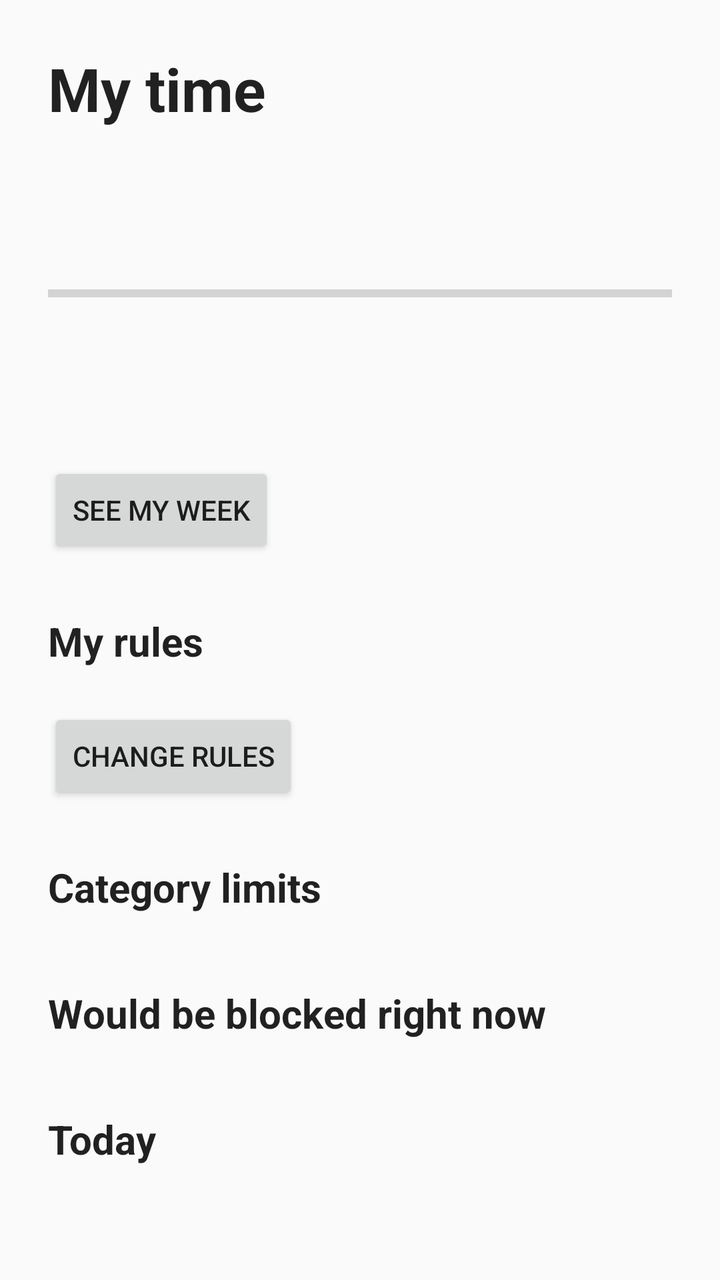
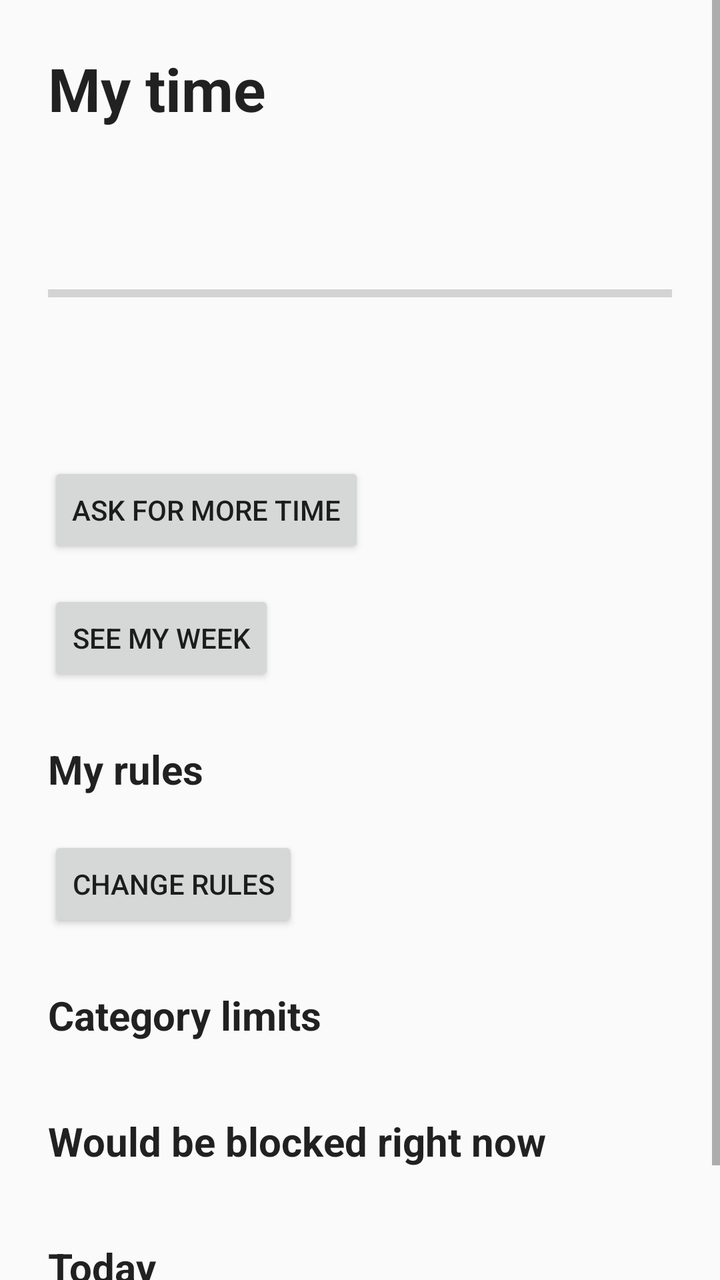

Compare the two renders of this Android layout. The source of the first and the diff that turns it into the second are given below.
<!-- AndroidManifest.xml: application theme Theme.AppCompat.DayNight.NoActionBar -->
<!-- res/layout/activity_home.xml -->
<?xml version="1.0" encoding="utf-8"?>
<ScrollView xmlns:android="http://schemas.android.com/apk/res/android"
    android:layout_width="match_parent"
    android:layout_height="match_parent"
    android:fillViewport="true">

    <LinearLayout
        android:layout_width="match_parent"
        android:layout_height="wrap_content"
        android:orientation="vertical"
        android:padding="@dimen/screen_padding">

        <TextView
            android:layout_width="wrap_content"
            android:layout_height="wrap_content"
            android:text="@string/home_title"
            android:textAppearance="@style/TextAppearance.Dementor.Title" />

        
        <LinearLayout
            android:id="@+id/permission_card"
            android:layout_width="match_parent"
            android:layout_height="wrap_content"
            android:layout_marginTop="@dimen/space_xl"
            android:background="?android:attr/colorBackgroundFloating"
            android:orientation="vertical"
            android:padding="@dimen/space_lg"
            android:visibility="gone">

            <TextView
                android:layout_width="wrap_content"
                android:layout_height="wrap_content"
                android:text="@string/home_permission_title"
                android:textAppearance="@style/TextAppearance.Dementor.Subtitle" />

            <TextView
                android:layout_width="match_parent"
                android:layout_height="wrap_content"
                android:layout_marginTop="@dimen/space_xs"
                android:text="@string/home_permission_body"
                android:textAppearance="@style/TextAppearance.Dementor.Body" />

            <Button
                android:id="@+id/permission_button"
                android:layout_width="wrap_content"
                android:layout_height="wrap_content"
                android:layout_marginTop="@dimen/space_md"
                android:text="@string/home_permission_button" />
        </LinearLayout>

        <LinearLayout
            android:id="@+id/summary_card"
            android:layout_width="match_parent"
            android:layout_height="wrap_content"
            android:layout_marginTop="@dimen/space_xl"
            android:orientation="vertical">

            <TextView
                android:id="@+id/headline"
                android:layout_width="wrap_content"
                android:layout_height="wrap_content"
                android:textAppearance="@style/TextAppearance.Dementor.Display" />

            <ProgressBar
                android:id="@+id/budget_bar"
                style="?android:attr/progressBarStyleHorizontal"
                android:layout_width="match_parent"
                android:layout_height="@dimen/budget_bar_height"
                android:layout_marginTop="@dimen/space_md"
                android:max="100" />

            <TextView
                android:id="@+id/subline"
                android:layout_width="wrap_content"
                android:layout_height="wrap_content"
                android:layout_marginTop="@dimen/space_sm"
                android:textAppearance="@style/TextAppearance.Dementor.Body" />

            <TextView
                android:id="@+id/mode_note"
                android:layout_width="match_parent"
                android:layout_height="wrap_content"
                android:layout_marginTop="@dimen/space_lg"
                android:textAppearance="@style/TextAppearance.Dementor.Caption"
                android:textStyle="italic" />
        </LinearLayout>

        <Button
            android:id="@+id/open_week"
            android:layout_width="wrap_content"
            android:layout_height="wrap_content"
            android:layout_marginTop="@dimen/space_lg"
            android:text="@string/home_open_week" />

        <TextView
            android:layout_width="wrap_content"
            android:layout_height="wrap_content"
            android:layout_marginTop="@dimen/section_spacing"
            android:text="@string/home_rules_header"
            android:textAppearance="@style/TextAppearance.Dementor.Section" />

        <LinearLayout
            android:id="@+id/rules_list"
            android:layout_width="match_parent"
            android:layout_height="wrap_content"
            android:layout_marginTop="@dimen/space_sm"
            android:orientation="vertical" />

        <Button
            android:id="@+id/edit_rules"
            android:layout_width="wrap_content"
            android:layout_height="wrap_content"
            android:layout_marginTop="@dimen/space_md"
            android:text="@string/home_edit_rules" />

        <TextView
            android:layout_width="wrap_content"
            android:layout_height="wrap_content"
            android:layout_marginTop="@dimen/section_spacing"
            android:text="@string/home_categories_header"
            android:textAppearance="@style/TextAppearance.Dementor.Section" />

        <LinearLayout
            android:id="@+id/category_budgets"
            android:layout_width="match_parent"
            android:layout_height="wrap_content"
            android:layout_marginTop="@dimen/space_sm"
            android:orientation="vertical" />

        <TextView
            android:layout_width="wrap_content"
            android:layout_height="wrap_content"
            android:layout_marginTop="@dimen/section_spacing"
            android:text="@string/home_would_block_header"
            android:textAppearance="@style/TextAppearance.Dementor.Section" />

        <LinearLayout
            android:id="@+id/blocked_list"
            android:layout_width="match_parent"
            android:layout_height="wrap_content"
            android:layout_marginTop="@dimen/space_sm"
            android:orientation="vertical" />

        <TextView
            android:layout_width="wrap_content"
            android:layout_height="wrap_content"
            android:layout_marginTop="@dimen/section_spacing"
            android:text="@string/home_apps_header"
            android:textAppearance="@style/TextAppearance.Dementor.Section" />

        <LinearLayout
            android:id="@+id/app_list"
            android:layout_width="match_parent"
            android:layout_height="wrap_content"
            android:layout_marginTop="@dimen/space_sm"
            android:layout_marginBottom="@dimen/screen_padding"
            android:orientation="vertical" />
    </LinearLayout>
</ScrollView>
<!-- resources referenced by this layout -->
<resources>
  <dimen name="budget_bar_height">10dp</dimen>
  <dimen name="screen_padding">24dp</dimen>
  <dimen name="section_spacing">28dp</dimen>
  <dimen name="space_lg">16dp</dimen>
  <dimen name="space_md">12dp</dimen>
  <dimen name="space_sm">8dp</dimen>
  <dimen name="space_xl">20dp</dimen>
  <dimen name="space_xs">6dp</dimen>
  <string name="home_apps_header">Today</string>
  <string name="home_categories_header">Category limits</string>
  <string name="home_edit_rules">Change rules</string>
  <string name="home_open_week">See my week</string>
  <string name="home_permission_body">Dementor Watch needs usage access to measure screen time. Find Dementor Watch in the list on the next screen and turn it on.</string>
  <string name="home_permission_button">Open settings</string>
  <string name="home_permission_title">One thing left to do</string>
  <string name="home_rules_header">My rules</string>
  <string name="home_title">My time</string>
  <string name="home_would_block_header">Would be blocked right now</string>
  <style name="TextAppearance.Dementor.Body" parent="TextAppearance.AppCompat">
          <item name="android:textSize">15sp</item>
      </style>
  <style name="TextAppearance.Dementor.Caption" parent="TextAppearance.AppCompat">
          <item name="android:textSize">14sp</item>
      </style>
  <style name="TextAppearance.Dementor.Display" parent="TextAppearance.AppCompat">
          <item name="android:textSize">34sp</item>
          <item name="android:textStyle">bold</item>
      </style>
  <style name="TextAppearance.Dementor.Section" parent="TextAppearance.AppCompat">
          <item name="android:textSize">20sp</item>
          <item name="android:textStyle">bold</item>
      </style>
  <style name="TextAppearance.Dementor.Subtitle" parent="TextAppearance.AppCompat">
          <item name="android:textSize">18sp</item>
          <item name="android:textStyle">bold</item>
      </style>
  <style name="TextAppearance.Dementor.Title" parent="TextAppearance.AppCompat">
          <item name="android:textSize">30sp</item>
          <item name="android:textStyle">bold</item>
      </style>
</resources>

<!-- the commit's change to res/layout/activity_home.xml (unified diff, before → after) -->
@@ -86,6 +86,13 @@
         </LinearLayout>
 
         <Button
+            android:id="@+id/open_requests"
+            android:layout_width="wrap_content"
+            android:layout_height="wrap_content"
+            android:layout_marginTop="@dimen/space_lg"
+            android:text="@string/home_open_requests" />
+
+        <Button
             android:id="@+id/open_week"
             android:layout_width="wrap_content"
             android:layout_height="wrap_content"
<!-- resource entries referenced after the edit -->
@@ -11,6 +11,7 @@
   <string name="home_apps_header">Today</string>
   <string name="home_categories_header">Category limits</string>
   <string name="home_edit_rules">Change rules</string>
+  <string name="home_open_requests">Ask for more time</string>
   <string name="home_open_week">See my week</string>
   <string name="home_permission_body">Dementor Watch needs usage access to measure screen time. Find Dementor Watch in the list on the next screen and turn it on.</string>
   <string name="home_permission_button">Open settings</string>
